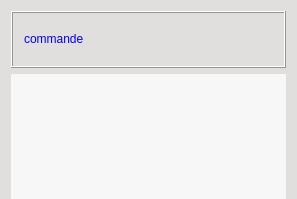
Old version of the form UiQT5/desWidgetOptionnel.ui in the repository SalomePlatform/eficas_tools.
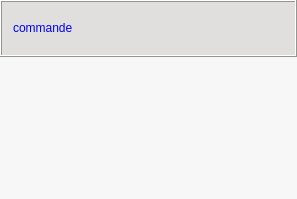
New version of the form.

```diff
--- a/UiQT5/desWidgetOptionnel.ui
+++ b/UiQT5/desWidgetOptionnel.ui
@@ -11,7 +11,7 @@
    </rect>
   </property>
   <property name="sizePolicy">
-   <sizepolicy hsizetype="Expanding" vsizetype="Expanding">
+   <sizepolicy hsizetype="Preferred" vsizetype="Preferred">
     <horstretch>0</horstretch>
     <verstretch>0</verstretch>
    </sizepolicy>
@@ -30,6 +30,18 @@
 font : 'times' 9px</string>
   </property>
   <layout class="QVBoxLayout" name="verticalLayout">
+   <property name="spacing">
+    <number>0</number>
+   </property>
+   <property name="leftMargin">
+    <number>0</number>
+   </property>
+   <property name="topMargin">
+    <number>0</number>
+   </property>
+   <property name="rightMargin">
+    <number>0</number>
+   </property>
    <property name="bottomMargin">
     <number>0</number>
    </property>
@@ -92,7 +104,7 @@
    <item>
     <widget class="QWidget" name="widget_2" native="true">
      <property name="sizePolicy">
-      <sizepolicy hsizetype="Expanding" vsizetype="Preferred">
+      <sizepolicy hsizetype="Preferred" vsizetype="Preferred">
        <horstretch>0</horstretch>
        <verstretch>0</verstretch>
       </sizepolicy>
@@ -116,7 +128,7 @@
       <item>
        <widget class="QScrollArea" name="scrollAreaCommandesOptionnelles">
         <property name="sizePolicy">
-         <sizepolicy hsizetype="Expanding" vsizetype="Expanding">
+         <sizepolicy hsizetype="Preferred" vsizetype="Expanding">
           <horstretch>0</horstretch>
           <verstretch>0</verstretch>
          </sizepolicy>
@@ -138,8 +150,8 @@
           <rect>
            <x>0</x>
            <y>0</y>
-           <width>279</width>
-           <height>131</height>
+           <width>297</width>
+           <height>146</height>
           </rect>
          </property>
          <property name="sizePolicy">
```
Left out of the diff: 2 changed lines with no effect on the pictures.
